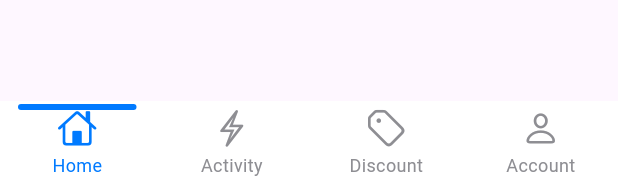
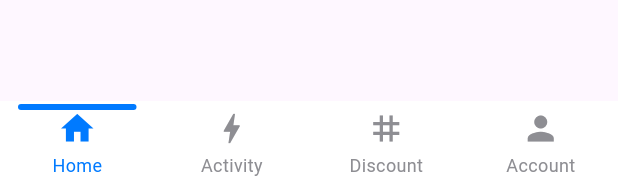
Before and after one commit to MuhammadGalangPradwita/Setoran-APP, a Flutter app: the BottomNav widget shown alone on an empty page, opened directly, on a phone screen of 412 x 824 dp. Shown: the part 1051-1233 px from the top of the screen. Run offline on Flutter 3.47's test engine with Material 3 defaults, Android fonts, the phone set to English and light mode, and no system bars; drawn by our look-alikes of persistent_bottom_nav_bar; our stand-ins replace awesome_dialog, font_awesome_flutter, gap, google_fonts, pinput.

```diff
--- a/tubes_mobpro/lib/tubes/widgets/bottom_nav.dart
+++ b/tubes_mobpro/lib/tubes/widgets/bottom_nav.dart
@@ -35,10 +35,10 @@ class _BottomNavState extends State<BottomNav> {
 
   List<PersistentBottomNavBarItem> _navBarsItems() {
     return [
-      BottomNavItem('Home', Icon(CupertinoIcons.home)),
-      BottomNavItem('Activity', Icon(CupertinoIcons.bolt)),
-      BottomNavItem('Discount', Icon(CupertinoIcons.tag)),
-      BottomNavItem('Account', Icon(CupertinoIcons.person)),
+      BottomNavItem('Home', Icon(Icons.home)),
+      BottomNavItem('Activity', Icon(Icons.bolt)),
+      BottomNavItem('Discount', Icon(Icons.tag)),
+      BottomNavItem('Account', Icon(Icons.person)),
     ];
   }
 
--- a/tubes_mobpro/pubspec.yaml
+++ b/tubes_mobpro/pubspec.yaml
@@ -40,6 +40,7 @@ dependencies:
   pinput: ^5.0.0
   # The following adds the Cupertino Icons font to your application.
   # Use with the CupertinoIcons class for iOS style icons.
+  font_awesome_flutter: ^10.7.0
   cupertino_icons: ^1.0.8
   awesome_dialog: ^3.2.1
 
```
Also changed, not shown: tubes_mobpro/lib/tubes/pages/sign_in_page.dart (+3 -5 lines), tubes_mobpro/pubspec.lock.
